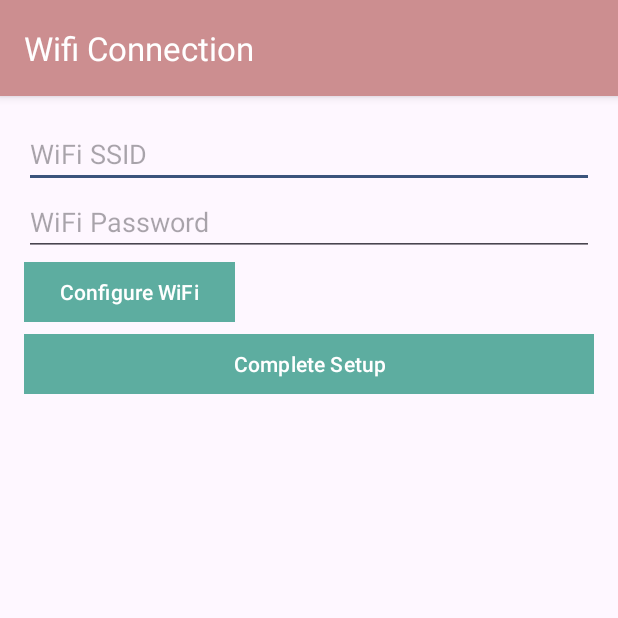
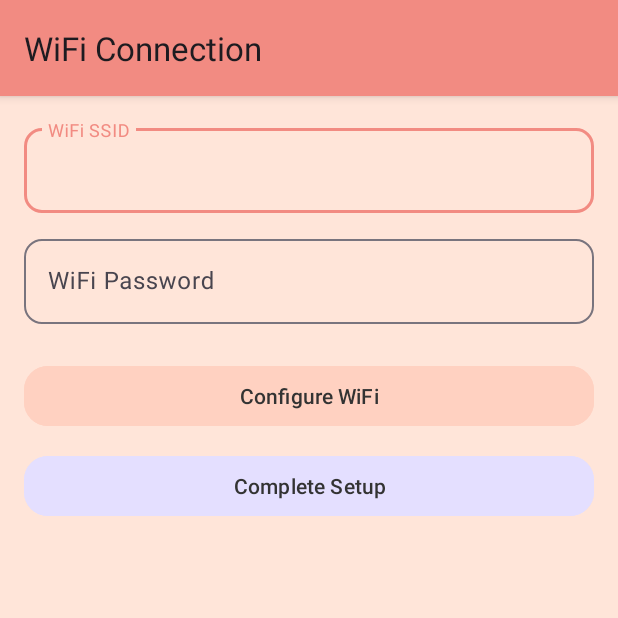
Before and after one commit to joof1234/390_sourdough_helper, an Android app: the WiFiActivity screen opened directly, with no data from a screen before it, on a phone screen of 412 x 824 dp, the top half of it. Run offline under Robolectric (Android 15) with nearby library versions, the phone set to English and light mode, and no system bars.

Commit message:
significant changes to each activity's theme and updated action bar

```diff
--- a/app/src/main/java/com/example/mainactivity/WiFiActivity.java
+++ b/app/src/main/java/com/example/mainactivity/WiFiActivity.java
@@ -1,4 +1,6 @@
 package com.example.mainactivity;
+
+import static androidx.core.text.HtmlCompat.fromHtml;
 
 import android.Manifest;
 import android.bluetooth.BluetoothAdapter;
@@ -41,10 +43,14 @@ public class WiFiActivity extends AppCompatActivity {
         super.onCreate(savedInstanceState);
         setContentView(R.layout.activity_wi_fi);
 
-        ActionBar actionBar = getSupportActionBar();
-        ColorDrawable colorDrawable = new ColorDrawable(Color.parseColor("#cc8e90"));
-        actionBar.setBackgroundDrawable(colorDrawable);
-        actionBar.setTitle(Html.fromHtml("<font color='#ffffff'>Wifi Connection </font>"));
+        //setup action bar
+        if (getSupportActionBar() != null) {
+            ActionBar actionBar = getSupportActionBar();
+            //actionBar.setDisplayHomeAsUpEnabled(true);
+            ColorDrawable colorDrawable = new ColorDrawable(getColor(R.color.primary_color));
+            actionBar.setBackgroundDrawable(colorDrawable);
+            actionBar.setTitle(fromHtml("WiFi Connection",getColor(R.color.on_primary_color)));
+        }
 
         //widgets
         etSsid = findViewById(R.id.etSsid);
--- a/app/src/main/res/layout/activity_wi_fi.xml
+++ b/app/src/main/res/layout/activity_wi_fi.xml
@@ -1,33 +1,71 @@
 <LinearLayout xmlns:android="http://schemas.android.com/apk/res/android"
+    xmlns:app="http://schemas.android.com/apk/res-auto"
     android:layout_width="match_parent"
     android:layout_height="match_parent"
-    xmlns:app="http://schemas.android.com/apk/res-auto"
+    android:background="@color/background_peach"
     android:orientation="vertical"
-    android:padding="16dp">
+    android:padding="16dp"
+    android:gravity="center_horizontal">
 
-    <EditText
-        android:id="@+id/etSsid"
+    <!-- SSID Input -->
+    <com.google.android.material.textfield.TextInputLayout
+        style="@style/Widget.Material3.TextInputLayout.OutlinedBox"
         android:layout_width="match_parent"
         android:layout_height="wrap_content"
-        android:hint="WiFi SSID"/>
+        android:layout_marginBottom="12dp"
+        android:hint="WiFi SSID"
+        app:boxBackgroundMode="outline"
+        app:boxCornerRadiusBottomEnd="12dp"
+        app:boxCornerRadiusBottomStart="12dp"
+        app:boxCornerRadiusTopEnd="12dp"
+        app:boxCornerRadiusTopStart="12dp">
 
-    <EditText
-        android:id="@+id/etPassword"
+        <com.google.android.material.textfield.TextInputEditText
+            android:id="@+id/etSsid"
+            android:layout_width="match_parent"
+            android:layout_height="wrap_content"
+            android:inputType="text" />
+    </com.google.android.material.textfield.TextInputLayout>
+
+    <!-- Password Input -->
+    <com.google.android.material.textfield.TextInputLayout
         android:layout_width="match_parent"
         android:layout_height="wrap_content"
         android:hint="WiFi Password"
-        android:inputType="textPassword"/>
+        style="@style/Widget.Material3.TextInputLayout.OutlinedBox"
+        app:boxBackgroundMode="outline"
+        app:boxCornerRadiusTopStart="12dp"
+        app:boxCornerRadiusTopEnd="12dp"
+        app:boxCornerRadiusBottomStart="12dp"
+        app:boxCornerRadiusBottomEnd="12dp"
+        android:layout_marginBottom="24dp">
 
-    <Button
+        <com.google.android.material.textfield.TextInputEditText
+            android:id="@+id/etPassword"
+            android:layout_width="match_parent"
+            android:layout_height="wrap_content"
+            android:inputType="textPassword" />
+    </com.google.android.material.textfield.TextInputLayout>
+
+    <!-- Submit Button -->
+    <com.google.android.material.button.MaterialButton
         android:id="@+id/btnSubmit"
-        android:layout_width="wrap_content"
+        android:layout_width="match_parent"
         android:layout_height="wrap_content"
-        app:cornerRadius = "0dp"
-        android:text="Configure WiFi"/>
-    <Button
+        android:layout_marginBottom="12dp"
+        android:text="Configure WiFi"
+        android:textColor="@color/charcoal"
+        android:backgroundTint="@color/light_salmon"
+        app:cornerRadius="16dp" />
+
+    <!-- Complete Setup Button -->
+    <com.google.android.material.button.MaterialButton
         android:id="@+id/wifi_complete_button"
+        android:layout_width="match_parent"
         android:layout_height="wrap_content"
-        android:layout_width="match_parent"
-        app:cornerRadius = "0dp"
-        android:text="Complete Setup"/>
+        android:text="Complete Setup"
+        android:textColor="@color/charcoal"
+        android:backgroundTint="@color/pale_lavender"
+        app:cornerRadius="16dp" />
+
 </LinearLayout>
--- a/app/src/main/res/values-night/themes.xml
+++ b/app/src/main/res/values-night/themes.xml
@@ -2,6 +2,12 @@
     <!-- Base application theme. -->
     <style name="Base.Theme.MainActivity" parent="Theme.Material3.DayNight">
         <!-- Customize your dark theme here. -->
-        <!-- <item name="colorPrimary">@color/my_dark_primary</item> -->
+        <item name="colorPrimary">@color/primary_color</item>
+        <item name="colorPrimaryVariant">@color/primary_variant</item>
+        <item name="colorSecondary">@color/secondary_color</item>
+        <item name="colorSecondaryVariant">@color/secondary_variant</item>
+        <item name="colorAccent">@color/accent_color</item>
+        <item name="colorOnPrimary">@color/on_primary_color</item>
+        <item name="colorOnSecondary">@color/on_secondary_color</item>
     </style>
 </resources>
--- a/app/src/main/res/values/colors.xml
+++ b/app/src/main/res/values/colors.xml
@@ -2,13 +2,24 @@
 <resources>
     <color name="black">#FF000000</color>
     <color name="white">#FFFFFFFF</color>
-    <color name="background_color">#FFFFFFFF</color>
-    <color name="primary_color">#5dada0</color>
-    <color name="secondary_color">#f8dbcd</color>
+
+    <color name="background_color">#FFF5F0</color>
+    <color name="primary_color">#F28B82</color>
+    <color name="secondary_color">#A7C6FF</color>
+    <color name="accent_color">#FFD6A5</color>
+    <color name="card_background">#FFFFFF</color>
+    <color name="primary_text">#333333</color>
+    <color name="on_primary_color">#FFFFFF</color>
+    <color name="on_secondary_color">#3b547c</color>
+
+
     <color name="primary_variant">#91c4c8</color>
     <color name="secondary_variant">#ecb45f</color>
-    <color name="accent_color">#3b547c</color>
 
-    <color name="on_primary_color">#FFFFFF</color>
-    <color name="on_secondary_color">#3b547c</color>
+    <color name="background_peach">#FFE5D9</color>
+    <color name="light_salmon">#FFD1C1</color>
+    <color name="soft_mint">#D1F0EA</color>
+    <color name="pale_lavender">#E4DFFF</color>
+    <color name="brand_accent">#FF9A80</color>
+    <color name="charcoal">#333333</color>
 </resources>
```
Also changed, not shown: app/src/main/java/com/example/mainactivity/BluetoothActivity.java (+10 -5 lines), app/src/main/java/com/example/mainactivity/DeviceDataActivity.java (+6 -2 lines), app/src/main/java/com/example/mainactivity/MainActivity.java (+14 -6 lines), app/src/main/res/layout/activity_bluetooth.xml (+43 -19 lines), app/src/main/res/layout/activity_device_data.xml (+49 -34 lines), app/src/main/res/layout/activity_main.xml (+54 -37 lines).
